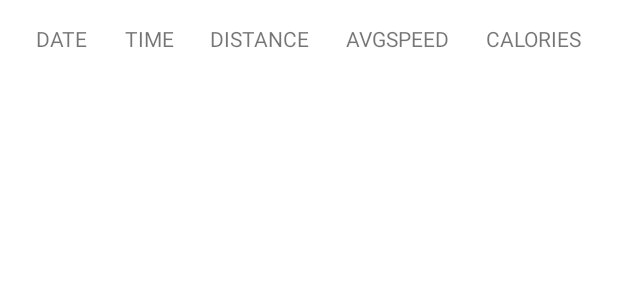
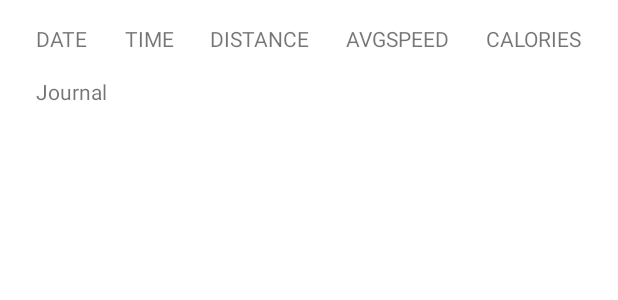
Before and after one commit to summerdewyes/mvvm_walks_with_my_dog_portfolio, an Android app: the layout item_run.xml on its own in the app's theme, with its tools: preview values and no code run, on a phone screen of 412 x 824 dp. Shown: the top 300 px of the screen. Run offline under Robolectric (Android 15) with nearby library versions, the phone set to English and light mode, and no system bars.

Commit message:
recycleiVew에 journal textview 추가

```diff
--- a/app/src/main/java/com/summerdewyes/mvvm_walks_with_my_dog/ui/MainActivity.kt
+++ b/app/src/main/java/com/summerdewyes/mvvm_walks_with_my_dog/ui/MainActivity.kt
@@ -42,7 +42,7 @@ class MainActivity : AppCompatActivity() {
     }
 
     /**
-     * nav_graph.xml 안 action_global_trackingFragment가 launchSingleTop으로 설정되어 있기 때문에 호출된 함수입니다.
+     * launchMode가 singleTask라 생성된 함수
      * 인텐트가 다시 발생하더라도 객체가 다시 생성되지 않고 객체의 데이터만 변경됩니다.
      */
    override fun onNewIntent(intent: Intent?) {
--- a/app/src/main/java/com/summerdewyes/mvvm_walks_with_my_dog/ui/fragments/TrackingFragment.kt
+++ b/app/src/main/java/com/summerdewyes/mvvm_walks_with_my_dog/ui/fragments/TrackingFragment.kt
@@ -224,9 +224,13 @@ class TrackingFragment : Fragment(R.layout.fragment_tracking) {
                 round((distanceInMeters / 1000f) / (curTimeInMillis / 1000f / 60 / 60) * 10) / 10f
             val dataTimestamp = Calendar.getInstance().timeInMillis
             val caloriesBurned = ((distanceInMeters / 1000f) * weight).toInt()
+
+
             val run =
                 Run(bmp, dataTimestamp, avgSpeed, distanceInMeters, curTimeInMillis, caloriesBurned)
             viewModel.insertRun(run)
+
+
             Snackbar.make(
                 requireActivity().findViewById(R.id.rootView),
                 "저장했습니다 :)",
--- a/app/src/main/res/layout/item_run.xml
+++ b/app/src/main/res/layout/item_run.xml
@@ -5,6 +5,17 @@
     android:layout_width="match_parent"
     android:layout_height="wrap_content"
     android:paddingBottom="@dimen/margin_default_mul">
+
+    <com.google.android.material.textview.MaterialTextView
+        android:id="@+id/tvJournal"
+        android:layout_width="0dp"
+        android:layout_height="wrap_content"
+        android:layout_marginTop="@dimen/margin_default"
+        android:text="Journal"
+        app:layout_constraintEnd_toEndOf="@id/tvCalories"
+        app:layout_constraintHorizontal_bias="0.5"
+        app:layout_constraintStart_toStartOf="@+id/tvDate"
+        app:layout_constraintTop_toBottomOf="@+id/tvDate" />
 
     <ImageView
         android:id="@+id/ivRunImage"
```
